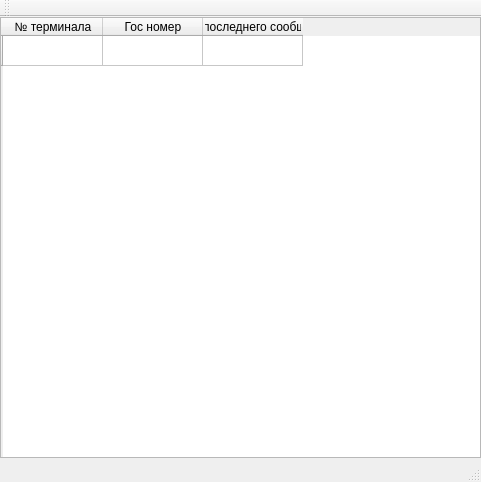
This is mainwindow.ui in 1474net/LogScanScout as Qt 5 draws it before an edit. The edited form follows.
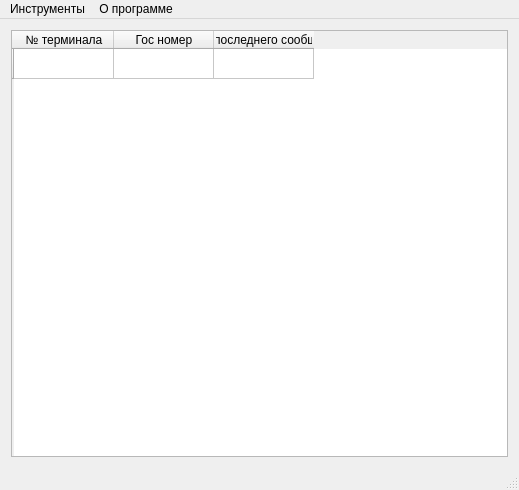
This is the edited form.

Diff of the .ui file:
```diff
--- a/mainwindow.ui
+++ b/mainwindow.ui
@@ -6,26 +6,20 @@
    <rect>
     <x>0</x>
     <y>0</y>
-    <width>481</width>
-    <height>482</height>
+    <width>519</width>
+    <height>490</height>
    </rect>
   </property>
   <property name="windowTitle">
    <string>MainWindow</string>
   </property>
   <widget class="QWidget" name="centralWidget">
+   <layout class="QGridLayout" name="gridLayout">
+    <item row="0" column="0">
    <widget class="QTableWidget" name="tableWidget">
     <property name="enabled">
      <bool>true</bool>
     </property>
-    <property name="geometry">
-     <rect>
-      <x>0</x>
-      <y>0</y>
-      <width>481</width>
-      <height>441</height>
-     </rect>
-    </property>
     <row>
      <property name="text">
       <string/>
@@ -57,24 +51,32 @@
      </property>
     </item>
    </widget>
+    </item>
+   </layout>
   </widget>
   <widget class="QMenuBar" name="menuBar">
    <property name="geometry">
     <rect>
      <x>0</x>
      <y>0</y>
-     <width>481</width>
-     <height>20</height>
+     <width>519</width>
+     <height>21</height>
     </rect>
    </property>
-  </widget>
-  <widget class="QToolBar" name="mainToolBar">
-   <attribute name="toolBarArea">
-    <enum>TopToolBarArea</enum>
-   </attribute>
-   <attribute name="toolBarBreak">
-    <bool>false</bool>
-   </attribute>
+   <widget class="QMenu" name="menu">
+    <property name="title">
+     <string>Инструменты</string>
+    </property>
+    <addaction name="actionSettings"/>
+   </widget>
+   <widget class="QMenu" name="menu_2">
+    <property name="title">
+     <string>О программе</string>
+    </property>
+    <addaction name="actionInfo"/>
+   </widget>
+   <addaction name="menu"/>
+   <addaction name="menu_2"/>
   </widget>
   <widget class="QStatusBar" name="statusBar"/>
  </widget>
```
Left out of the diff: 10 changed lines with no effect on the pictures. Lines whose indentation alone changed are shown as unchanged.
